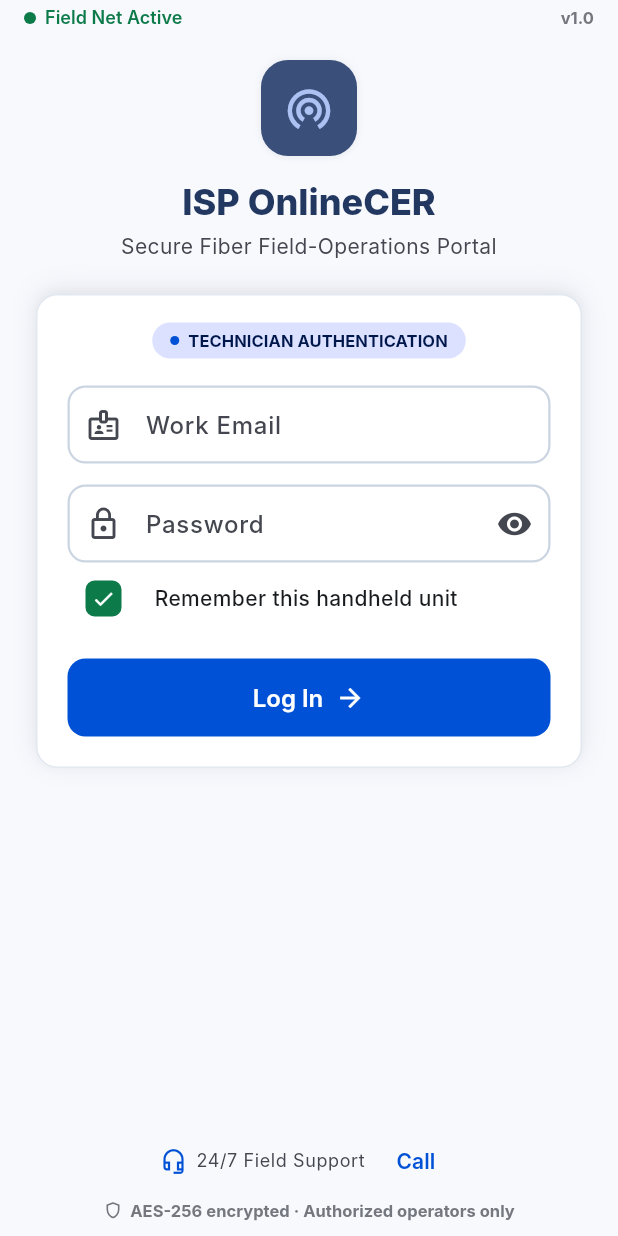
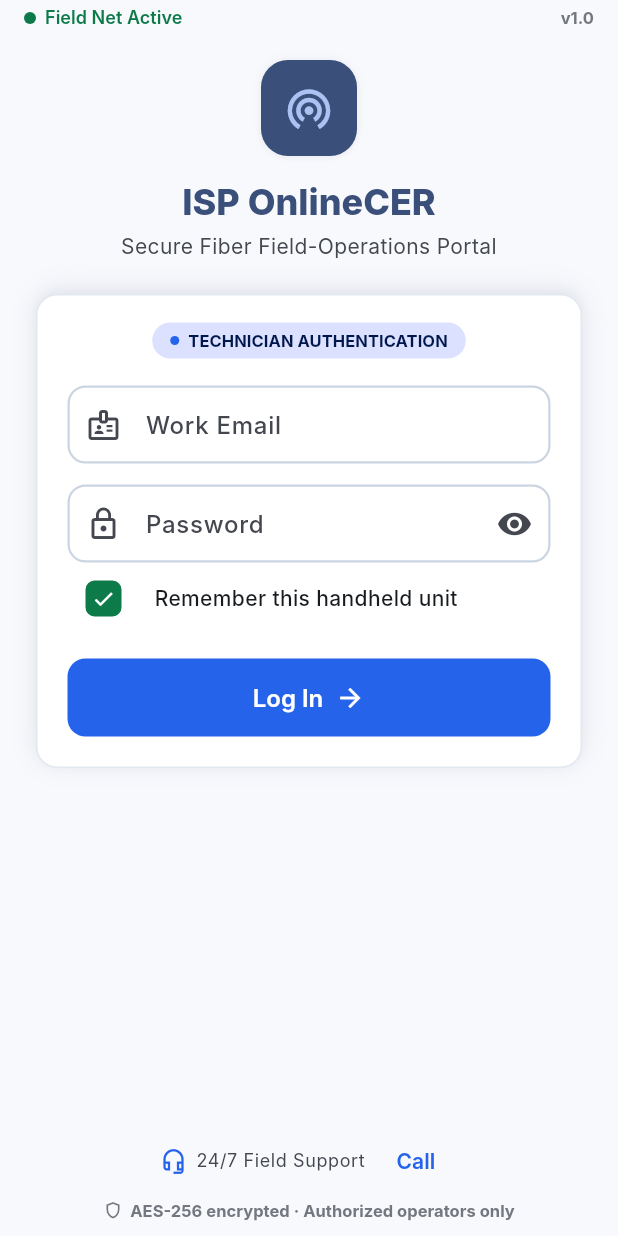
Before and after one commit to haiider820/Onlinecer_isp_app, a Flutter app: the screen it shows after launch, on a phone screen of 412 x 824 dp. Run offline on Flutter 3.47's test engine with Material 3 defaults, Android fonts, the phone set to English and light mode, and no system bars; our stand-ins replace audioplayers, dio, flutter_map, flutter_riverpod, flutter_secure_storage, freezed_annotation and 5 more; missing offline and left inert: record; Roboto replaces fonts that are missing (Inter).

Commit message:
fix: align button & header colors to DESIGN.md spec
Update primary from #223861 → #3A4F7A (slate-blue) and secondary from
#0051D5 → #2563EB (bright vivid blue) to match DESIGN.md §Colors narrative
and §Buttons spec. Add buttonPressed token (#1D4ED8) with pressed/hover
state handling via WidgetStateProperty on FilledButton theme.

Co-Authored-By: Claude Code <noreply@anthropic.com>

```diff
--- a/lib/core/theme/app_theme.dart
+++ b/lib/core/theme/app_theme.dart
@@ -65,7 +65,12 @@ abstract final class AppTheme {
           ),
         ),
       ),
-      // 48dp minimum buttons, 12px radius, semibold 16px (DESIGN.md §Buttons).
+      // 48dp minimum buttons, 12px radius, semibold 16px, accent `#2563EB`
+      // fill that darkens to `#1D4ED8` while pressed (DESIGN.md §Buttons
+      // "Primary Field Action … Pressed `#1D4ED8`"). The pressed swap is a
+      // WidgetState transition on `backgroundColor`, matching overlay to the
+      // same shade so the ripple keeps the pressed color instead of washing
+      // it toward primary navy.
       filledButtonTheme: FilledButtonThemeData(
         style: FilledButton.styleFrom(
           minimumSize: const Size(0, FieldOpsDesignTokens.minTouchTarget),
@@ -79,6 +84,26 @@ abstract final class AppTheme {
             fontWeight: FontWeight.w600,
             fontFamily: 'Inter',
           ),
+        ).copyWith(
+          backgroundColor: WidgetStateProperty.resolveWith((states) {
+            if (states.contains(WidgetState.pressed)) {
+              return FieldOpsDesignTokens.buttonPressed;
+            }
+            // Disabled keeps M3 default muted surface (on-surface @ 12%).
+            if (states.contains(WidgetState.disabled)) {
+              return FieldOpsDesignTokens.onSurface.withValues(alpha: 0.12);
+            }
+            return FieldOpsDesignTokens.secondary;
+          }),
+          overlayColor: WidgetStateProperty.resolveWith((states) {
+            if (states.contains(WidgetState.pressed)) {
+              return FieldOpsDesignTokens.buttonPressed;
+            }
+            if (states.contains(WidgetState.hovered)) {
+              return FieldOpsDesignTokens.secondary.withValues(alpha: 0.25);
+            }
+            return null;
+          }),
         ),
       ),
       outlinedButtonTheme: OutlinedButtonThemeData(
--- a/lib/core/theme/field_ops_design_tokens.dart
+++ b/lib/core/theme/field_ops_design_tokens.dart
@@ -30,18 +30,27 @@ abstract final class FieldOpsDesignTokens {
   static const Color outline = Color(0xFF75777F);
   static const Color outlineVariant = Color(0xFFC5C6D0);
 
-  // Primary
-  static const Color primary = Color(0xFF223861);
+  // Primary — Deep slate-blue anchoring structure, primary navigation headers,
+  // secondary/outlined button borders (DESIGN.md §Colors + §Buttons "Secondary
+  // / Administrative Action").
+  static const Color primary = Color(0xFF3A4F7A);
   static const Color onPrimary = Color(0xFFFFFFFF);
   static const Color primaryContainer = Color(0xFF3A4F7A);
   static const Color onPrimaryContainer = Color(0xFFACC2F3);
   static const Color inversePrimary = Color(0xFFB1C6F8);
 
-  // Secondary
-  static const Color secondary = Color(0xFF0051D5);
+  // Secondary / Accent — Primary Field Action button fill and focused-input
+  // color (DESIGN.md §Colors "Secondary/Accent" + §Buttons "Primary Field
+  // Action": `#2563EB`).
+  static const Color secondary = Color(0xFF2563EB);
   static const Color onSecondary = Color(0xFFFFFFFF);
   static const Color secondaryContainer = Color(0xFF316BF3);
   static const Color onSecondaryContainer = Color(0xFFFEFCFF);
+
+  /// Pressed state (ripple/overlay target) for the primary CTA buttons that
+  /// fill with [secondary] — the declared pressed shade is `#1D4ED8`
+  /// (DESIGN.md §Buttons "Pressed `#1D4ED8`").
+  static const Color buttonPressed = Color(0xFF1D4ED8);
 
   // Tertiary
   static const Color tertiary = Color(0xFF004225);
```
